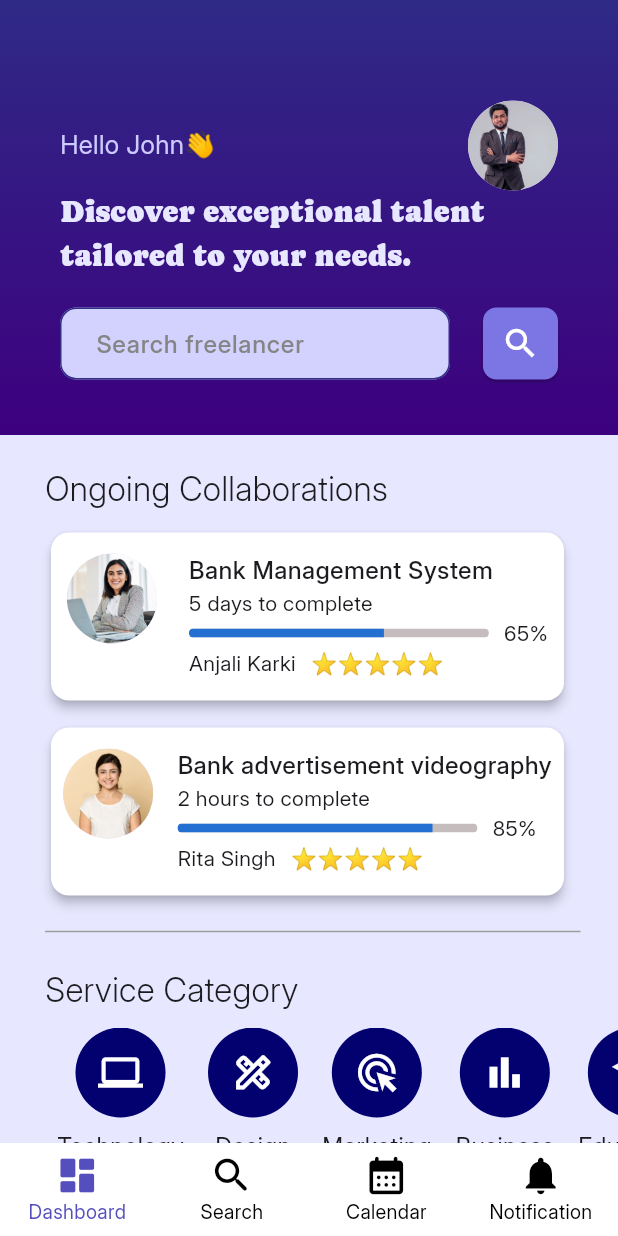
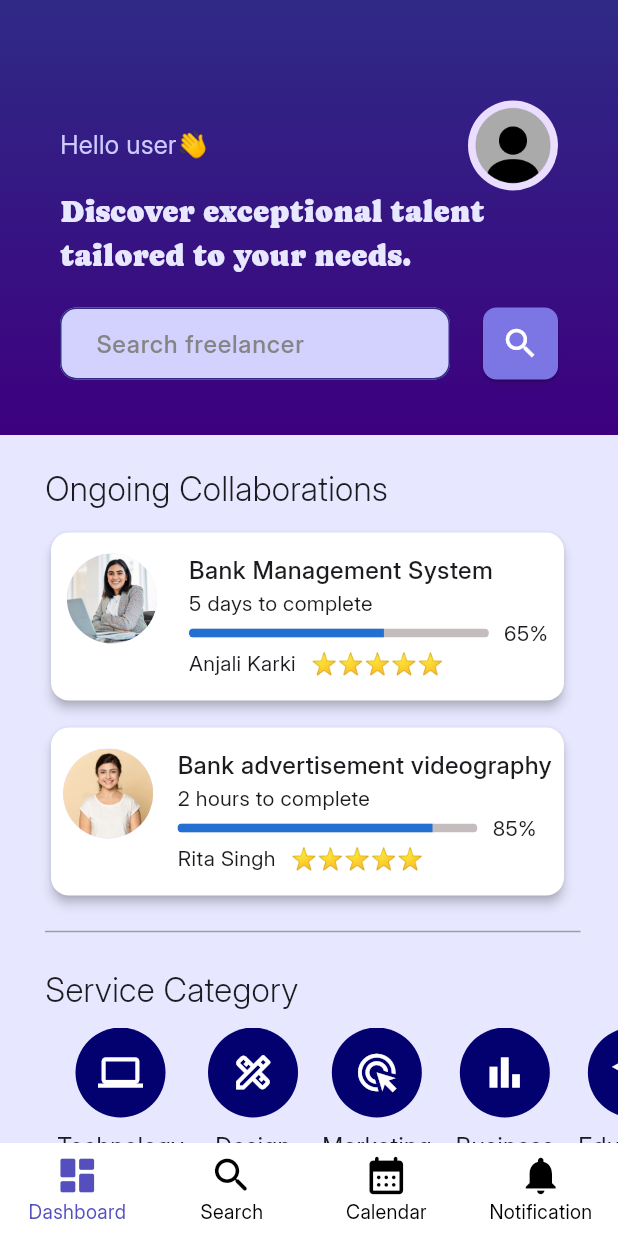
Before and after one commit to Dia505/SkillGrid, a Flutter app: the ClientDashboard screen opened directly, on a phone screen of 412 x 824 dp. Run offline on Flutter 3.47's test engine with Material 3 defaults, Android fonts, the light colour scheme and no system bars; our stand-ins replace carousel_slider, dartz, dio, equatable, flutter_bloc, get_it and 6 more; accounts and stored records are empty.

Commit message:
token helper to decode token, client home screen cubit

```diff
--- /dev/null
+++ b/skill_grid/lib/core/utils/token_helper.dart
@@ -0,0 +1,29 @@
+import 'package:dartz/dartz.dart';
+import 'package:jwt_decoder/jwt_decoder.dart';
+import 'package:skill_grid/app/shared_prefs/token_shared_prefs.dart';
+import 'package:skill_grid/core/error/failure.dart';
+
+class TokenHelper {
+  final TokenSharedPrefs _tokenSharedPrefs;
+
+  TokenHelper({required TokenSharedPrefs tokenSharedPrefs})
+    : _tokenSharedPrefs = tokenSharedPrefs;
+
+  Future<String?> getUserIdFromToken() async {
+    final Either<Failure, String> token = await _tokenSharedPrefs.getToken();
+
+    return token.fold(
+      (failure) {
+        return null;
+      },
+      (token) {
+        try {
+          Map<String, dynamic> decodedToken = JwtDecoder.decode(token);
+          return decodedToken["userId"];
+        } catch (e) {
+          return null;
+        }
+      },
+    );
+  }
+}
--- a/skill_grid/lib/features/home/presentation/view/client/dashboard_pages/home_screen_pages/home_screen_view.dart
+++ b/skill_grid/lib/features/home/presentation/view/client/dashboard_pages/home_screen_pages/home_screen_view.dart
@@ -1,8 +1,9 @@
 import 'package:flutter/material.dart';
 import 'package:flutter_bloc/flutter_bloc.dart';
-import 'package:skill_grid/features/home/presentation/view/client/dashboard_pages/home_screen_pages/dashboard_sidebar.dart';
 import 'package:skill_grid/core/common/home_ongoing_collab_card.dart';
 import 'package:skill_grid/core/common/home_recently_viewed_card.dart';
+import 'package:skill_grid/features/home/presentation/view/client/dashboard_pages/home_screen_pages/dashboard_sidebar.dart';
+import 'package:skill_grid/features/home/presentation/view_model/client/home_screen/client_home_cubit.dart';
 import 'package:skill_grid/features/home/presentation/view_model/client/sidebar/client_sidebar_bloc.dart';
 
 class HomeScreenView extends StatefulWidget {
@@ -71,7 +72,7 @@ class _HomeScreenViewState extends State<HomeScreenView> {
   Widget build(BuildContext context) {
     return BlocListener<ClientSidebarBloc, ClientSidebarState>(
       listener: (context, state) {
-        if(state is SidebarOpened) {
+        if (state is SidebarOpened) {
           _scaffoldKey.currentState?.openDrawer();
         }
       },
@@ -103,19 +104,51 @@ class _HomeScreenViewState extends State<HomeScreenView> {
                             Row(
                               mainAxisAlignment: MainAxisAlignment.spaceBetween,
                               children: [
-                                const Text(
-                                  "Hello John👋",
-                                  style: TextStyle(
-                                      color: Color(0xFFCCCAFF), fontSize: 17),
+                                BlocBuilder<ClientHomeCubit, ClientHomeState>(
+                                  builder: (context, state) {
+                                    if (state is ClientHomeLoaded) {
+                                      final client = state.clientEntity;
+                                      return Text(
+                                        "Hello ${client.firstName}👋",
+                                        style: const TextStyle(
+                                            color: Color(0xFFCCCAFF),
+                                            fontSize: 17),
+                                      );
+                                    } else {
+                                      return const Text(
+                                        "Hello user👋",
+                                        style: TextStyle(
+                                            color: Color(0xFFCCCAFF),
+                                            fontSize: 17),
+                                      );
+                                    }
+                                  },
                                 ),
                                 GestureDetector(
                                   onTap: () {
-                                    context.read<ClientSidebarBloc>().add(ToggleSidebar());
+                                    context
+                                        .read<ClientSidebarBloc>()
+                                        .add(ToggleSidebar());
                                   },
-                                  child: const CircleAvatar(
-                                    radius: 30,
-                                    backgroundImage: AssetImage(
-                                        "assets/images/client_profile_img.jpg"),
+                                  child: BlocBuilder<ClientHomeCubit, ClientHomeState>(
+                                    builder: (context, state) {
+                                      if (state is ClientHomeLoaded) {
+                                        final client = state.clientEntity;
+                                        return CircleAvatar(
+                                          radius: 30,
+                                          backgroundImage: client.profilePicture != null
+                                            ? NetworkImage(client.profilePicture!)
+                                            : AssetImage("assets/images/default_profile_img.png")
+                                        );
+                                      }
+                                      else {
+                                        return const CircleAvatar(
+                                          radius: 30,
+                                          backgroundImage: AssetImage(
+                                              "assets/images/default_profile_img.png"),
+                                        );
+                                      }
+                                    },
                                   ),
                                 )
                               ],
@@ -154,7 +187,8 @@ class _HomeScreenViewState extends State<HomeScreenView> {
                                   child: ElevatedButton(
                                     onPressed: () {},
                                     style: ElevatedButton.styleFrom(
-                                        backgroundColor: const Color(0XFF7C76E4),
+                                        backgroundColor:
+                                            const Color(0XFF7C76E4),
                                         padding: EdgeInsets.zero),
                                     child: const Icon(
                                       Icons.search,
@@ -312,7 +346,8 @@ class _HomeScreenViewState extends State<HomeScreenView> {
                                     child: Column(
                                       children: [
                                         ClipRRect(
-                                          borderRadius: BorderRadius.circular(20),
+                                          borderRadius:
+                                              BorderRadius.circular(20),
                                           child: Image.asset(
                                             service["service_img"],
                                             width: 150,
--- a/skill_grid/lib/features/home/presentation/view_model/client/dashboard/client_dashboard_state.dart
+++ b/skill_grid/lib/features/home/presentation/view_model/client/dashboard/client_dashboard_state.dart
@@ -1,10 +1,14 @@
 import 'package:equatable/equatable.dart';
 import 'package:flutter/material.dart';
 import 'package:flutter_bloc/flutter_bloc.dart';
+import 'package:skill_grid/app/di/di.dart';
+import 'package:skill_grid/core/utils/token_helper.dart';
+import 'package:skill_grid/features/auth/domain/use_case/client_use_case/get_client_by_id_use_case.dart';
 import 'package:skill_grid/features/home/presentation/view/client/dashboard_pages/calendar_screen_view.dart';
 import 'package:skill_grid/features/home/presentation/view/client/dashboard_pages/home_screen_pages/home_screen_view.dart';
 import 'package:skill_grid/features/home/presentation/view/client/dashboard_pages/notification_screen_view.dart';
 import 'package:skill_grid/features/home/presentation/view/client/dashboard_pages/search_screen_pages/search_screen_view.dart';
+import 'package:skill_grid/features/home/presentation/view_model/client/home_screen/client_home_cubit.dart';
 import 'package:skill_grid/features/home/presentation/view_model/client/sidebar/client_sidebar_bloc.dart';
 
 class ClientDashboardState extends Equatable {
@@ -16,10 +20,13 @@ class ClientDashboardState extends Equatable {
 
   static ClientDashboardState initial() {
     return ClientDashboardState(selectedIndex: 0, views: [
-      BlocProvider(
-        create: (context) => ClientSidebarBloc(),
-        child: const HomeScreenView()
-      ),
+      MultiBlocProvider(providers: [
+        BlocProvider(create: (context) => ClientSidebarBloc()),
+        BlocProvider(
+            create: (context) => ClientHomeCubit(
+                getClientByIdUseCase: getIt<GetClientByIdUseCase>(),
+                tokenHelper: getIt<TokenHelper>()))
+      ], child: const HomeScreenView()),
       const SearchScreenView(),
       const CalendarScreenView(),
       const NotificationScreenView()
--- /dev/null
+++ b/skill_grid/lib/features/home/presentation/view_model/client/home_screen/client_home_cubit.dart
@@ -0,0 +1,47 @@
+import 'package:dartz/dartz.dart';
+import 'package:equatable/equatable.dart';
+import 'package:flutter_bloc/flutter_bloc.dart';
+import 'package:skill_grid/core/error/failure.dart';
+import 'package:skill_grid/core/utils/token_helper.dart';
+import 'package:skill_grid/features/auth/domain/entity/client_entity.dart';
+import 'package:skill_grid/features/auth/domain/use_case/client_use_case/get_client_by_id_use_case.dart';
+
+part 'client_home_state.dart';
+
+class ClientHomeCubit extends Cubit<ClientHomeState> {
+  final GetClientByIdUseCase _getClientByIdUseCase;
+  final TokenHelper _tokenHelper;
+
+  ClientHomeCubit({
+    required GetClientByIdUseCase getClientByIdUseCase,
+    required TokenHelper tokenHelper
+  }) :  _getClientByIdUseCase = getClientByIdUseCase,
+        _tokenHelper = tokenHelper,
+        super(ClientHomeInitial());
+
+  Future<void> loadClient() async {
+    emit(ClientHomeLoading());
+
+    try {
+      final userId = await _tokenHelper.getUserIdFromToken();
+      if(userId == null) {
+        emit(ClientHomeError("Client id not found"));
+        return;
+      }
+
+      final Either<Failure, ClientEntity> result = await _getClientByIdUseCase(GetClientByIdParams(clientId: userId));
+
+      result.fold(
+        (failure) {
+          emit(ClientHomeError(failure.message));
+        },
+        (clientEntity) {
+          emit(ClientHomeLoaded(clientEntity));
+        },
+      );
+    }
+    catch(e) {
+      emit(ClientHomeError("Error occurred: $e"));
+    }
+  }
+}
--- /dev/null
+++ b/skill_grid/lib/features/home/presentation/view_model/client/home_screen/client_home_state.dart
@@ -0,0 +1,28 @@
+part of "client_home_cubit.dart";
+
+abstract class ClientHomeState extends Equatable {
+  const ClientHomeState();
+
+  @override
+  List<Object?> get props => [];
+}
+
+class ClientHomeInitial extends ClientHomeState {}
+
+class ClientHomeLoading extends ClientHomeState {}
+
+class ClientHomeLoaded extends ClientHomeState {
+  final ClientEntity clientEntity;
+  const ClientHomeLoaded(this.clientEntity);
+
+  @override
+  List<Object?> get props => [clientEntity];
+}
+
+class ClientHomeError extends ClientHomeState {
+  final String message;
+  const ClientHomeError(this.message);
+
+  @override
+  List<Object?> get props => [message];
+}
--- a/skill_grid/pubspec.yaml
+++ b/skill_grid/pubspec.yaml
@@ -48,6 +48,7 @@ dependencies:
   json_serializable: ^6.9.0
   hive_flutter: ^1.1.0
   path_provider: ^2.1.5
+  jwt_decoder: ^2.0.1
 
   build_runner: ^2.4.14
   hive_generator: ^2.0.1
```
Also changed, not shown: skill_grid/lib/app/di/di.dart (+18 -3 lines), skill_grid/lib/features/auth/data/data_source/remote_data_source/client_remote_data_source.dart (+5 -7 lines), skill_grid/pubspec.lock.
